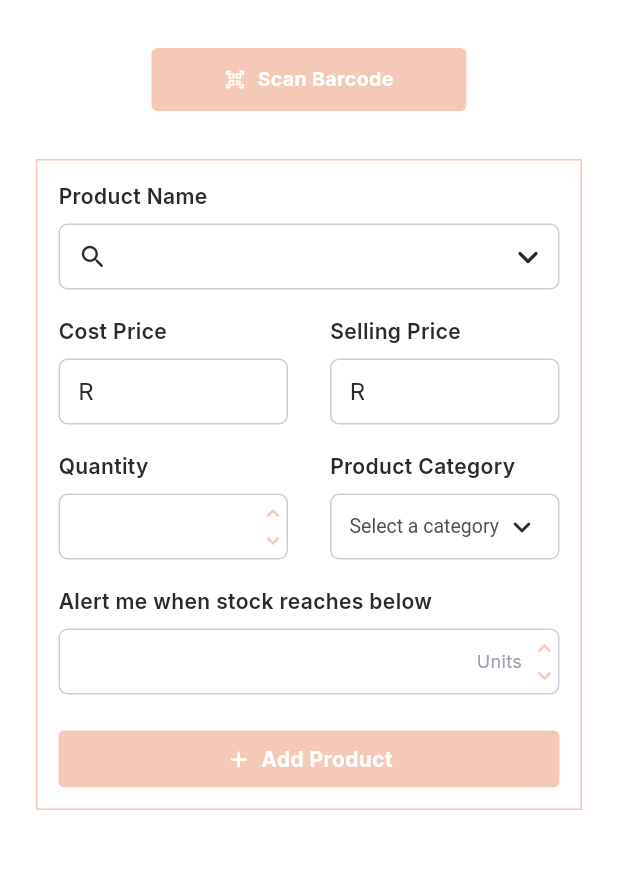
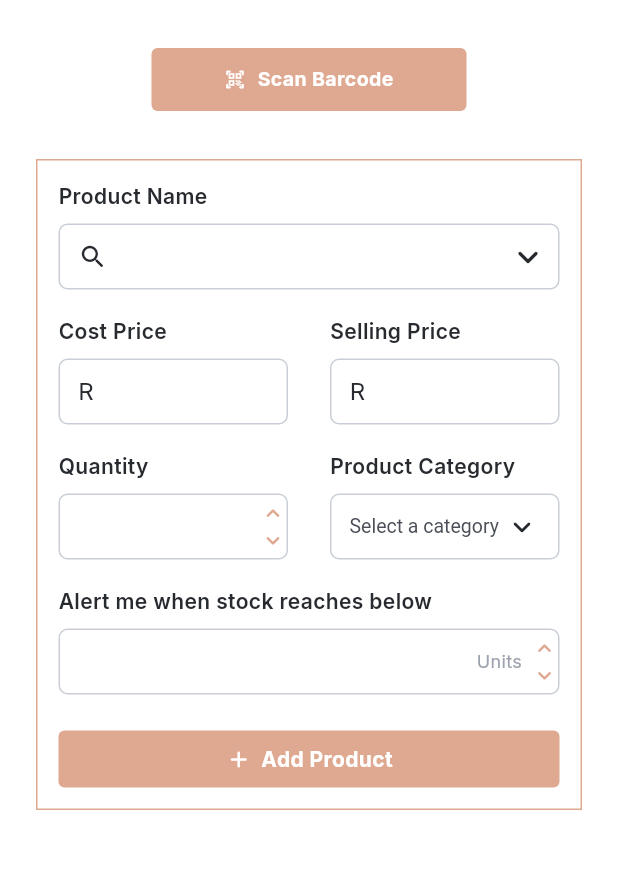
Before and after one commit to Kiveshan/AwehPay, a Flutter app: the AddProductScreen screen opened by its route, on a phone screen of 412 x 824 dp, the part 108-977 px from its top. Run offline on Flutter 3.47's test engine with Material 3 defaults, Android fonts, the light colour scheme and no system bars; our stand-ins replace camera, cloud_firestore, file_picker, firebase_auth, firebase_core, flutter_riverpod and 6 more; missing offline and left inert: google_mlkit_barcode_scanning, google_mlkit_text_recognition, pdfx; accounts and stored records are empty; network calls fail; project files that could hold a hidden picture were left out.

Commit message:
Add product category & UI color updates
Add category support end-to-end: ApiService now sends a 'category' field and backend update-product persists category when provided. AddProduct form: introduce a 5s success Timer that resets the form after a successful add and ensure the timer is cancelled on dispose. Update UI accent color across inventory screens from 0xFFF5C9B7 to 0xFFDFA890 and adjust a few layout/background tweaks (e.g., product card backgrounds). Also apply minor package.json script formatting changes.

```diff
--- a/lib/src/core/services/api_service.dart
+++ b/lib/src/core/services/api_service.dart
@@ -303,6 +303,7 @@
     required double sellingPrice,
     required int stockQuantity,
     required int lowStockThreshold,
+    required String category,
   }) async {
     final user = FirebaseAuth.instance.currentUser;
 
@@ -322,6 +323,7 @@
         'sellingPrice': sellingPrice,
         'stockQuantity': stockQuantity,
         'lowStockThreshold': lowStockThreshold,
+        'category': category,
       }),
     );
 
--- a/lib/src/core/widgets/save_button.dart
+++ b/lib/src/core/widgets/save_button.dart
@@ -20,7 +20,7 @@
         width: double.infinity,
         height: 38,
         decoration: BoxDecoration(
-          color: const Color(0xFFF5C9B7),
+          color: const Color(0xFFDFA890),
           borderRadius: BorderRadius.circular(4),
         ),
         child: Row(
--- a/lib/src/core/widgets/scan_barcode_button.dart
+++ b/lib/src/core/widgets/scan_barcode_button.dart
@@ -13,7 +13,7 @@
         width: 210,
         height: 42,
         decoration: BoxDecoration(
-          color: const Color(0xFFF5C9B7),
+          color: const Color(0xFFDFA890),
           borderRadius: BorderRadius.circular(4),
         ),
         child: const Row(
--- a/lib/src/core/widgets/scan_option_tile.dart
+++ b/lib/src/core/widgets/scan_option_tile.dart
@@ -30,7 +30,7 @@
               width: 40,
               height: 40,
               decoration: BoxDecoration(
-                color: const Color(0xFFF5C9B7),
+                color: const Color(0xFFDFA890),
                 borderRadius: BorderRadius.circular(8),
               ),
               alignment: Alignment.center,
--- a/lib/src/features/Business/inventory/views/add_product_screen.dart
+++ b/lib/src/features/Business/inventory/views/add_product_screen.dart
@@ -1,3 +1,5 @@
+import 'dart:async';
+
 import 'package:awe_pay/src/core/services/api_service.dart';
 import 'package:awe_pay/src/core/router/app_routes.dart';
 import 'package:awe_pay/src/features/Business/Inventory/models/scanned_product.dart';
@@ -125,6 +127,7 @@
 
   @override
   void dispose() {
+    _successTimer?.cancel();
     _productNameController.dispose();
     _categoryController.dispose();
     _barcodeController.dispose();
--- a/lib/src/features/Business/inventory/views/add_service_screen.dart
+++ b/lib/src/features/Business/inventory/views/add_service_screen.dart
@@ -58,7 +58,7 @@
                         width: double.infinity,
                         padding: EdgeInsets.all(isCompact ? 12 : 14),
                         decoration: BoxDecoration(
-                            border: Border.all(color: const Color(0xFFF5C9B7))),
+                            border: Border.all(color: const Color(0xFFDFA890))),
                         child: Column(
                           children: [
                             if (_isServiceAdded) ...[
@@ -360,7 +360,7 @@
       label: 'Duration (min)',
       controller: durationController,
       keyboardType: TextInputType.number,
-      spinnerColor: const Color(0xFFF5C9B7),
+      spinnerColor: const Color(0xFFDFA890),
       onIncrement: onIncrement,
       onDecrement: onDecrement,
     );
@@ -468,7 +468,7 @@
         width: double.infinity,
         height: 38,
         decoration: BoxDecoration(
-            color: const Color(0xFFF5C9B7),
+            color: const Color(0xFFDFA890),
             borderRadius: BorderRadius.circular(4)),
         child: Row(
           mainAxisAlignment: MainAxisAlignment.center,
--- a/lib/src/features/Business/inventory/views/barcode_scanner_screen.dart
+++ b/lib/src/features/Business/inventory/views/barcode_scanner_screen.dart
@@ -125,7 +125,7 @@
                 width: 260,
                 height: 160,
                 decoration: BoxDecoration(
-                  border: Border.all(color: const Color(0xFFF5C9B7), width: 3),
+                  border: Border.all(color: const Color(0xFFDFA890), width: 3),
                   borderRadius: BorderRadius.circular(12),
                 ),
               ),
@@ -157,7 +157,7 @@
                     child: Container(
                       height: 46,
                       decoration: BoxDecoration(
-                        color: const Color(0xFFF5C9B7),
+                        color: const Color(0xFFDFA890),
                         borderRadius: BorderRadius.circular(4),
                       ),
                       alignment: Alignment.center,
--- a/lib/src/features/Business/inventory/views/product_details_screen.dart
+++ b/lib/src/features/Business/inventory/views/product_details_screen.dart
@@ -29,7 +29,7 @@
                 width: double.infinity,
                 padding: const EdgeInsets.all(14),
                 decoration: BoxDecoration(
-                  border: Border.all(color: const Color(0xFFF5C9B7)),
+                  border: Border.all(color: const Color(0xFFDFA890)),
                 ),
                 child: Column(
                   children: [
@@ -84,7 +84,7 @@
                           width: double.infinity,
                           height: 38,
                           decoration: BoxDecoration(
-                            color: const Color(0xFFF5C9B7),
+                            color: const Color(0xFFDFA890),
                             borderRadius: BorderRadius.circular(4),
                           ),
                           child: const Row(
--- a/lib/src/features/Business/inventory/views/review_scanned_products_screen.dart
+++ b/lib/src/features/Business/inventory/views/review_scanned_products_screen.dart
@@ -172,7 +172,7 @@
                           width: 34,
                           height: 34,
                           decoration: BoxDecoration(
-                            color: const Color(0xFFF5C9B7),
+                            color: const Color(0xFFDFA890),
                             borderRadius: BorderRadius.circular(18),
                           ),
                           alignment: Alignment.center,
@@ -248,7 +248,7 @@
                   Expanded(
                     child: _ActionButton(
                       label: _isSaving ? 'Saving...' : 'Save Products',
-                      color: const Color(0xFFF5C9B7),
+                      color: const Color(0xFFDFA890),
                       onTap: _isSaving ? null : _saveProducts,
                     ),
                   ),
--- a/lib/src/features/Business/inventory/views/service_details_screen.dart
+++ b/lib/src/features/Business/inventory/views/service_details_screen.dart
@@ -79,7 +79,7 @@
                         width: double.infinity,
                         padding: EdgeInsets.all(isCompact ? 12 : 14),
                         decoration: BoxDecoration(
-                            border: Border.all(color: const Color(0xFFF5C9B7))),
+                            border: Border.all(color: const Color(0xFFDFA890))),
                         child: Column(
                           children: [
                             _InputField(
@@ -389,7 +389,7 @@
     final updateButton = _ActionButton(
       label: 'Update Service',
       icon: Icons.sync_rounded,
-      color: const Color(0xFFF5C9B7),
+      color: const Color(0xFFDFA890),
       onTap: isSavingService ? null : onUpdateService,
     );
     final deleteButton = _ActionButton(
--- a/lib/src/features/Business/inventory/views/service_list_screen.dart
+++ b/lib/src/features/Business/inventory/views/service_list_screen.dart
@@ -352,7 +352,7 @@
         height: 24,
         alignment: Alignment.center,
         decoration: BoxDecoration(
-          color: selected ? const Color(0xFFF5C9B7) : Colors.transparent,
+          color: selected ? const Color(0xFFDFA890) : Colors.transparent,
           borderRadius: BorderRadius.circular(12),
         ),
         child: Text(
@@ -405,7 +405,7 @@
       width: selected ? 18 : 14,
       height: 4,
       decoration: BoxDecoration(
-        color: selected ? const Color(0xFFF5C9B7) : const Color(0xFFD8DCE2),
+        color: selected ? const Color(0xFFDFA890) : const Color(0xFFD8DCE2),
         borderRadius: BorderRadius.circular(4),
       ),
     );
@@ -425,7 +425,7 @@
       child: Container(
         padding: const EdgeInsets.all(16),
         decoration: BoxDecoration(
-          color: const Color(0xFFE7E9ED),
+          color: Colors.white,
           borderRadius: BorderRadius.circular(6),
           boxShadow: [
             BoxShadow(
--- a/lib/src/features/Business/inventory/views/widgets/add_product_form.dart
+++ b/lib/src/features/Business/inventory/views/widgets/add_product_form.dart
@@ -64,7 +64,7 @@
       padding: const EdgeInsets.all(14),
       decoration: BoxDecoration(
         border: Border.all(
-          color: const Color(0xFFF5C9B7),
+          color: const Color(0xFFDFA890),
         ),
       ),
       child: Column(
@@ -125,7 +125,7 @@
                   textColor: null,
                   controller: quantityController,
                   keyboardType: TextInputType.number,
-                  spinnerColor: const Color(0xFFF5C9B7),
+                  spinnerColor: const Color(0xFFDFA890),
                   readOnly: isProductAdded,
                   onIncrement: isProductAdded ? null : onIncrementQuantity,
                   onDecrement: isProductAdded ? null : onDecrementQuantity,
@@ -156,7 +156,7 @@
             controller: alertQuantityController,
             keyboardType: TextInputType.number,
             trailingText: 'Units',
-            spinnerColor: const Color(0xFFF5C9B7),
+            spinnerColor: const Color(0xFFDFA890),
             readOnly: isProductAdded,
             onIncrement: isProductAdded ? null : onIncrementAlertQuantity,
             onDecrement: isProductAdded ? null : onDecrementAlertQuantity,
--- a/lib/src/features/Business/inventory/views/widgets/inventory_menu_widgets.dart
+++ b/lib/src/features/Business/inventory/views/widgets/inventory_menu_widgets.dart
@@ -172,7 +172,7 @@
         width: double.infinity,
         height: height,
         decoration: BoxDecoration(
-          color: const Color(0xFFF5C9B7),
+          color: const Color(0xFFDFA890),
           borderRadius: BorderRadius.circular(16),
         ),
         child: Padding(
--- a/lib/src/features/Business/inventory/views/widgets/product_card.dart
+++ b/lib/src/features/Business/inventory/views/widgets/product_card.dart
@@ -21,7 +21,7 @@
       child: Container(
         padding: const EdgeInsets.all(14),
         decoration: BoxDecoration(
-          color: const Color(0xFFE7E9ED),
+          color: Colors.white,
           borderRadius: BorderRadius.circular(8),
           boxShadow: [
             BoxShadow(
@@ -95,7 +95,7 @@
                       padding: const EdgeInsets.symmetric(
                           horizontal: 10, vertical: 6,),
                       decoration: BoxDecoration(
-                        color: const Color(0xFFF5C9B7),
+                        color: const Color(0xFFDFA890),
                         borderRadius: BorderRadius.circular(4),
                       ),
                       child: const Row(
--- a/lib/src/features/Business/inventory/views/widgets/product_list_widgets.dart
+++ b/lib/src/features/Business/inventory/views/widgets/product_list_widgets.dart
@@ -168,7 +168,7 @@
         height: 24,
         alignment: Alignment.center,
         decoration: BoxDecoration(
-          color: selected ? const Color(0xFFF5C9B7) : Colors.transparent,
+          color: selected ? const Color(0xFFDFA890) : Colors.transparent,
           borderRadius: BorderRadius.circular(12),
         ),
         child: Text(
@@ -220,7 +220,7 @@
       width: selected ? 18 : 14,
       height: 4,
       decoration: BoxDecoration(
-        color: selected ? const Color(0xFFF5C9B7) : const Color(0xFFD8DCE2),
+        color: selected ? const Color(0xFFDFA890) : const Color(0xFFD8DCE2),
         borderRadius: BorderRadius.circular(4),
       ),
     );
--- a/lib/src/features/Business/inventory/views/widgets/scanned_product_card.dart
+++ b/lib/src/features/Business/inventory/views/widgets/scanned_product_card.dart
@@ -17,7 +17,7 @@
     return Container(
       padding: const EdgeInsets.all(14),
       decoration: BoxDecoration(
-        border: Border.all(color: const Color(0xFFF5C9B7)),
+        border: Border.all(color: const Color(0xFFDFA890)),
         borderRadius: BorderRadius.circular(8),
       ),
       child: Column(
--- a/lib/src/features/Business/views/business_home_screen.dart
+++ b/lib/src/features/Business/views/business_home_screen.dart
@@ -185,7 +185,7 @@
                                   _BusinessTile(
                                     width: cardWidth,
                                     height: cardHeight,
-                                    color: const Color(0xFFF4C4B7),
+                                    color: const Color(0xFFDFA890),
                                     iconWidget: SvgPicture.asset(
                                         'assets/images/StockCartIcon.svg'),
                                     title: 'Inventory Management',
```
Also changed, not shown: lib/src/features/Business/inventory/views/add_product_screen.form.dart (+26 -0 lines), package.json (+4 -3 lines), 1 other file.
